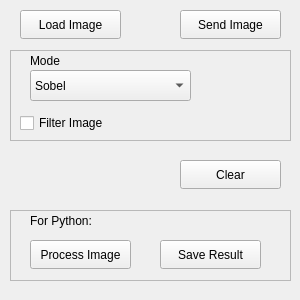
indarsugiarto/Graceful_ImagePro, file gui/pySpiNNEdge/QtForms/mainGUI.ui: the form before one commit.
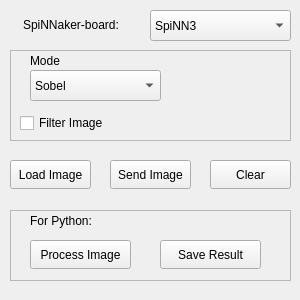
The form after the commit.

The edit to the form file:
```diff
--- a/gui/pySpiNNEdge/QtForms/mainGUI.ui
+++ b/gui/pySpiNNEdge/QtForms/mainGUI.ui
@@ -28,9 +28,9 @@
   <widget class="QPushButton" name="pbLoad">
    <property name="geometry">
     <rect>
-     <x>20</x>
-     <y>10</y>
-     <width>101</width>
+     <x>10</x>
+     <y>160</y>
+     <width>81</width>
      <height>29</height>
     </rect>
    </property>
@@ -38,19 +38,6 @@
     <string>Load Image</string>
    </property>
   </widget>
-  <widget class="QPushButton" name="pbSend">
-   <property name="geometry">
-    <rect>
-     <x>180</x>
-     <y>10</y>
-     <width>101</width>
-     <height>29</height>
-    </rect>
-   </property>
-   <property name="text">
-    <string>Send Image</string>
-   </property>
-  </widget>
   <widget class="QFrame" name="frame">
    <property name="geometry">
     <rect>
@@ -97,7 +84,7 @@
      <rect>
       <x>20</x>
       <y>20</y>
-      <width>161</width>
+      <width>131</width>
       <height>31</height>
      </rect>
     </property>
@@ -116,9 +103,9 @@
   <widget class="QPushButton" name="pbClear">
    <property name="geometry">
     <rect>
-     <x>180</x>
+     <x>210</x>
      <y>160</y>
-     <width>101</width>
+     <width>81</width>
      <height>29</height>
     </rect>
    </property>
@@ -181,6 +168,52 @@
     </property>
    </widget>
   </widget>
+  <widget class="QPushButton" name="pbSend">
+   <property name="geometry">
+    <rect>
+     <x>110</x>
+     <y>160</y>
+     <width>81</width>
+     <height>29</height>
+    </rect>
+   </property>
+   <property name="text">
+    <string>Send Image</string>
+   </property>
+  </widget>
+  <widget class="QComboBox" name="cbSpiNN">
+   <property name="geometry">
+    <rect>
+     <x>150</x>
+     <y>10</y>
+     <width>141</width>
+     <height>31</height>
+    </rect>
+   </property>
+   <item>
+    <property name="text">
+     <string>SpiNN3</string>
+    </property>
+   </item>
+   <item>
+    <property name="text">
+     <string>SpiNN5</string>
+    </property>
+   </item>
+  </widget>
+  <widget class="QLabel" name="label_3">
+   <property name="geometry">
+    <rect>
+     <x>23</x>
+     <y>14</y>
+     <width>121</width>
+     <height>21</height>
+    </rect>
+   </property>
+   <property name="text">
+    <string>SpiNNaker-board:</string>
+   </property>
+  </widget>
  </widget>
  <resources/>
  <connections/>
```
